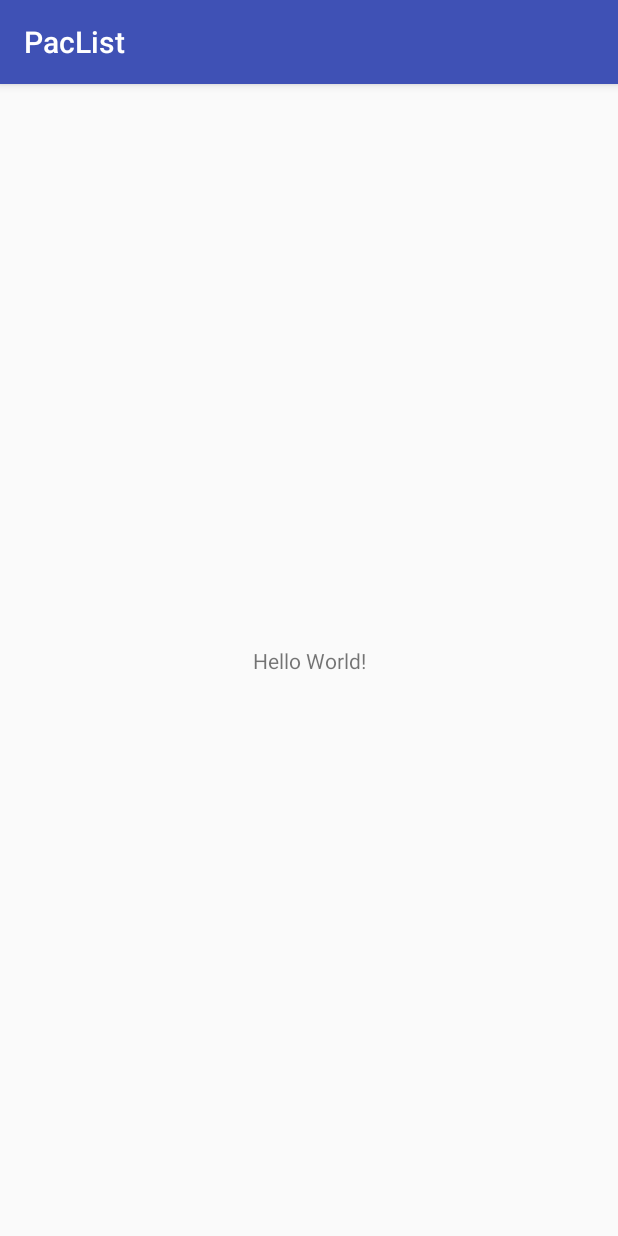
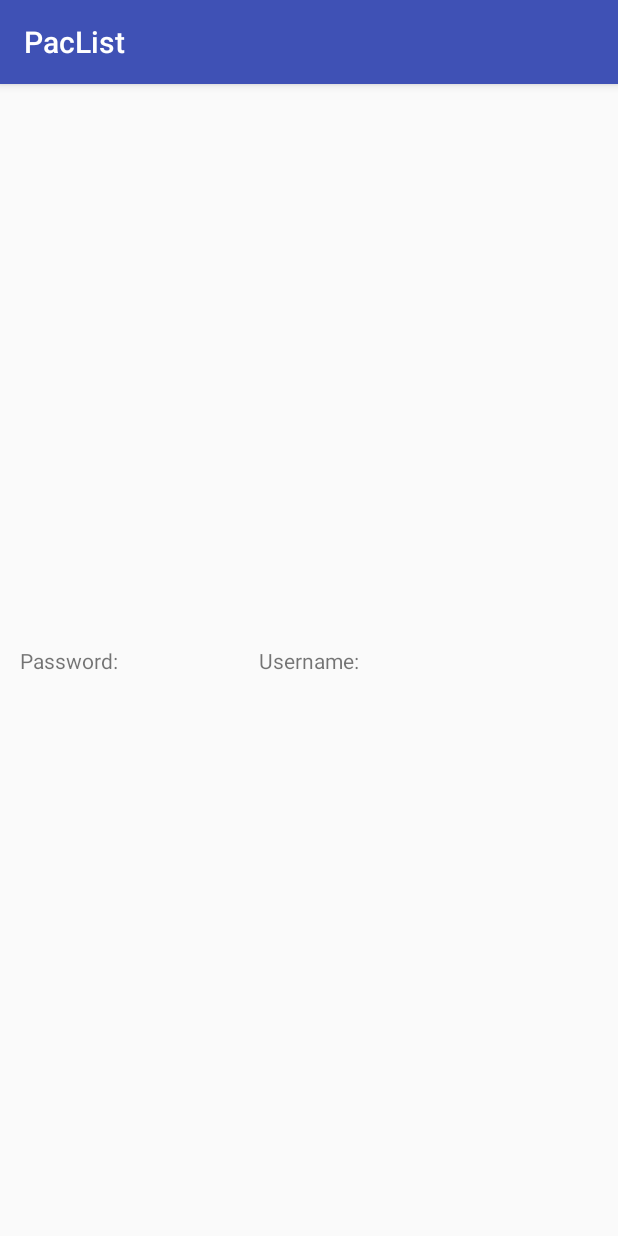
Before and after one commit to Radvendii/PacList-Android, an Android app: the screen it shows after launch (MainActivity), on a phone screen of 412 x 824 dp. Run offline under Robolectric (Android 15) with nearby library versions, the phone set to English and light mode, and no system bars.

Commit message:
playing with text & positioning

```diff
--- a/app/src/main/res/layout/activity_main.xml
+++ b/app/src/main/res/layout/activity_main.xml
@@ -4,15 +4,26 @@
     xmlns:tools="http://schemas.android.com/tools"
     android:layout_width="match_parent"
     android:layout_height="match_parent"
+    android:paddingRight="20px"
+    android:paddingLeft="20px"
+    android:paddingTop="20px"
+    android:paddingBottom="20px"
     tools:context=".MainActivity">
 
     <TextView
         android:layout_width="wrap_content"
         android:layout_height="wrap_content"
-        android:text="Hello World!"
+        android:text="Username:"
+        android:id="@+id/username_text"
         app:layout_constraintBottom_toBottomOf="parent"
         app:layout_constraintLeft_toLeftOf="parent"
         app:layout_constraintRight_toRightOf="parent"
         app:layout_constraintTop_toTopOf="parent" />
 
+    <TextView
+        android:layout_width="wrap_content"
+        android:layout_height="wrap_content"
+        android:text="Password:"
+        app:layout_constraintBottom_toBottomOf="@+id/username_text" />
+
 </android.support.constraint.ConstraintLayout>
```
